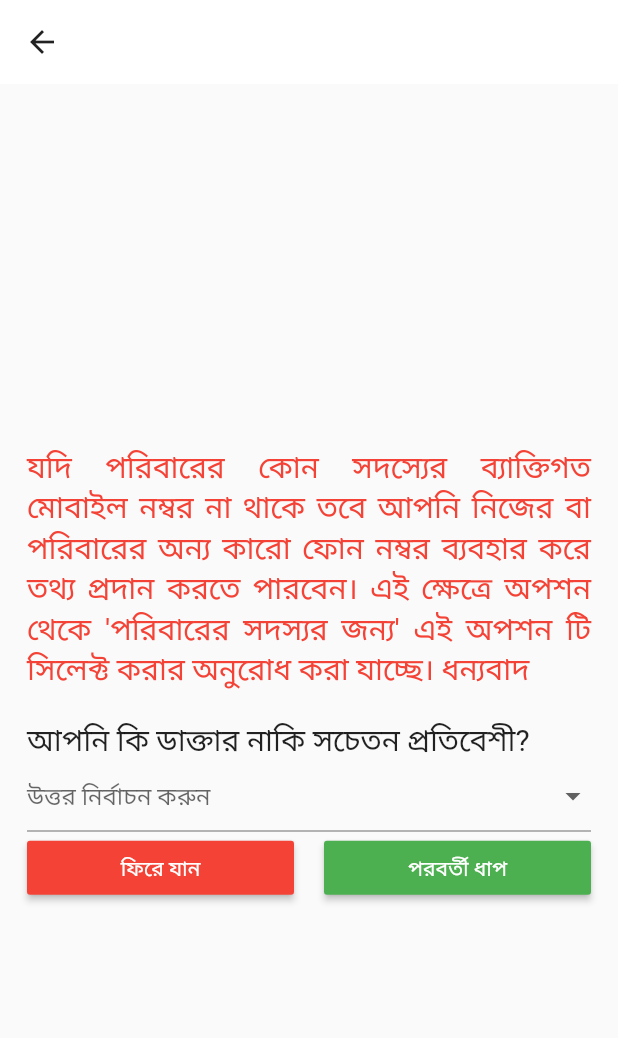
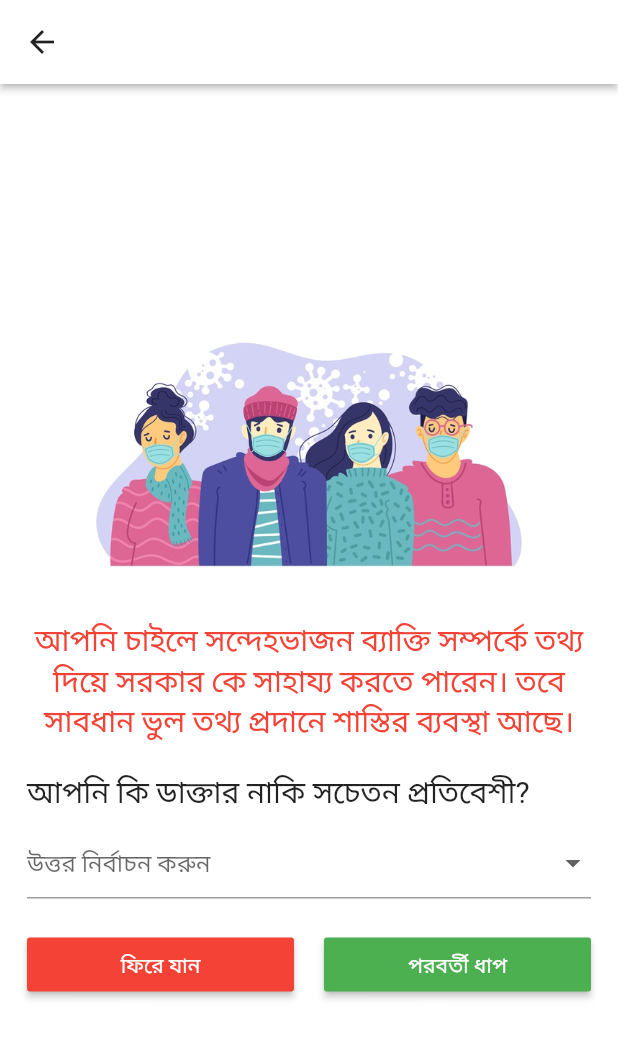
Before and after one commit to momshaddinury/COVID-Tracker-BD, a Flutter app: the PossibleAffected screen opened directly, on a phone screen of 412 x 824 dp. Shown: the top 1038 px of the screen. Run offline on Flutter 3.47's test engine with Material 2 defaults, Android fonts, the phone set to English and light mode, and no system bars; drawn by our look-alikes of auto_size_text, flutter_form_builder; our stand-ins replace data_connection_checker, device_preview, firebase_auth, flutter_bloc, flutter_html, flutter_spinkit and 3 more; accounts and stored records are empty; network calls fail; Roboto replaces fonts that are missing (Quicksand).

Commit message:
UI Changes

```diff
--- a/self_reporting_app/lib/screens/Report/doctors_report.dart
+++ b/self_reporting_app/lib/screens/Report/doctors_report.dart
@@ -143,6 +143,10 @@ class _DoctorsReportState extends State<DoctorsReport> {
                             FormBuilderFieldOption(
                               value: 'মহিলা',
                               child: Text('মহিলা'),
+                            ),
+                            FormBuilderFieldOption(
+                              value: 'অন্যান্য',
+                              child: Text('অন্যান্য'),
                             ),
                           ],
                           onSaved: (value) => gender = value,
--- a/self_reporting_app/lib/screens/Report/formSubmissionPage.dart
+++ b/self_reporting_app/lib/screens/Report/formSubmissionPage.dart
@@ -140,7 +140,7 @@ class _COVIDFormState extends State<COVIDForm> {
                   FormBuilderTextField(
                     attribute: "number",
                     decoration: InputDecoration(
-                      labelText: "এন আই ডি [১০ ডিজিট]",
+                      labelText: "এন আই ডি [১০ ডিজিট এবং অপশনাল]",
                       filled: true,
                       fillColor: Colors.grey[200],
                     ),
@@ -179,6 +179,10 @@ class _COVIDFormState extends State<COVIDForm> {
                       FormBuilderFieldOption(
                         value: 'মহিলা',
                         child: Text('মহিলা'),
+                      ),
+                      FormBuilderFieldOption(
+                        value: 'অন্যান্য',
+                        child: Text('অন্যান্য'),
                       )
                     ],
                     onSaved: (value) => gender = value,
--- a/self_reporting_app/lib/screens/Report/neighbours_report.dart
+++ b/self_reporting_app/lib/screens/Report/neighbours_report.dart
@@ -119,6 +119,10 @@ class _NeighboursReportState extends State<NeighboursReport> {
                             FormBuilderFieldOption(
                               value: 'মহিলা',
                               child: Text('মহিলা'),
+                            ),
+                            FormBuilderFieldOption(
+                              value: 'অন্যান্য',
+                              child: Text('অন্যান্য'),
                             ),
                           ],
                           onSaved: (value) => gender = value,
--- a/self_reporting_app/lib/screens/Report/possible_affected.dart
+++ b/self_reporting_app/lib/screens/Report/possible_affected.dart
@@ -25,11 +25,12 @@ class _PossibleAffectedState extends State<PossibleAffected> {
     return Scaffold(
       appBar: AppBar(
         backgroundColor: Colors.white,
-        elevation: 0.0,
+        elevation: 2.0,
         brightness: Brightness.light,
         iconTheme: IconThemeData(color: Colors.black87),
       ),
       body: Container(
+        color: Colors.white,
         child: Center(
           child: Column(
             crossAxisAlignment: CrossAxisAlignment.center,
@@ -40,28 +41,16 @@ class _PossibleAffectedState extends State<PossibleAffected> {
                   padding: const EdgeInsets.all(18.0),
                   child: Column(
                     crossAxisAlignment: CrossAxisAlignment.stretch,
+                    mainAxisAlignment: MainAxisAlignment.center,
                     children: <Widget>[
-                      SizedBox(
-                        height: 20,
+                      Container(
+                        height: 200,
+                        child: Image.asset("assets/people.jpg"),
                       ),
-                      /*Center(
-                      child: AutoSizeText(
-                        "আমার হাতেই আমার সুরক্ষা",
-                        textAlign: TextAlign.center,
-                        style: TextStyle(
-                          fontSize: 30,
-                          color: Colors.red,
-                          fontWeight: FontWeight.w600,
-                        ),
-                      ),
-                    ),
-                    SizedBox(
-                      height: 20,
-                    ),*/
                       Center(
                         child: AutoSizeText(
-                          "যদি পরিবারের কোন সদস্যের ব্যাক্তিগত মোবাইল নম্বর না থাকে তবে আপনি নিজের বা পরিবারের অন্য কারো ফোন নম্বর ব্যবহার করে তথ্য প্রদান করতে পারবেন। এই ক্ষেত্রে অপশন থেকে 'পরিবারের সদস্যর জন্য' এই অপশন টি সিলেক্ট করার অনুরোধ করা যাচ্ছে। ধন্যবাদ",
-                          textAlign: TextAlign.justify,
+                          "আপনি চাইলে সন্দেহভাজন ব্যাক্তি সম্পর্কে তথ্য দিয়ে সরকার কে সাহায্য করতে পারেন। তবে সাবধান ভুল তথ্য প্রদানে শাস্তির ব্যবস্থা আছে।",
+                          textAlign: TextAlign.center,
                           style: TextStyle(
                             fontSize: 20,
                             color: Colors.red,
@@ -86,6 +75,9 @@ class _PossibleAffectedState extends State<PossibleAffected> {
                                 fontSize: 20,
                               ),
                             ),
+                            SizedBox(
+                              height: 10,
+                            ),
                             FormBuilderDropdown(
                               attribute: "dropdown",
                               //decoration: InputDecoration(labelText: "Gender"),
@@ -101,6 +93,9 @@ class _PossibleAffectedState extends State<PossibleAffected> {
                             ),
                           ],
                         ),
+                      ),
+                      SizedBox(
+                        height: 20,
                       ),
                       Row(
                         children: <Widget>[
--- a/self_reporting_app/lib/screens/Report/self_reporting_page.dart
+++ b/self_reporting_app/lib/screens/Report/self_reporting_page.dart
@@ -87,6 +87,9 @@ class _InitialCheckState extends State<InitialCheck> {
                                 fontSize: 20,
                               ),
                             ),
+                            SizedBox(
+                              height: 10,
+                            ),
                             FormBuilderDropdown(
                               attribute: "dropdown",
                               //decoration: InputDecoration(labelText: "Gender"),
@@ -101,6 +104,9 @@ class _InitialCheckState extends State<InitialCheck> {
                             ),
                           ],
                         ),
+                      ),
+                      SizedBox(
+                        height: 20,
                       ),
                       Row(
                         children: <Widget>[
```
Also changed, not shown: self_reporting_app/lib/screens/Report/survey_page.dart (+8 -6 lines), self_reporting_app/lib/screens/about_us.dart (+98 -9 lines), self_reporting_app/lib/screens/dashboard.dart (+13 -8 lines), self_reporting_app/assets/checkPatient.jpg (added), self_reporting_app/assets/corona.png (deleted), self_reporting_app/assets/coronaInfo.png (deleted), self_reporting_app/assets/people.jpg (added).
